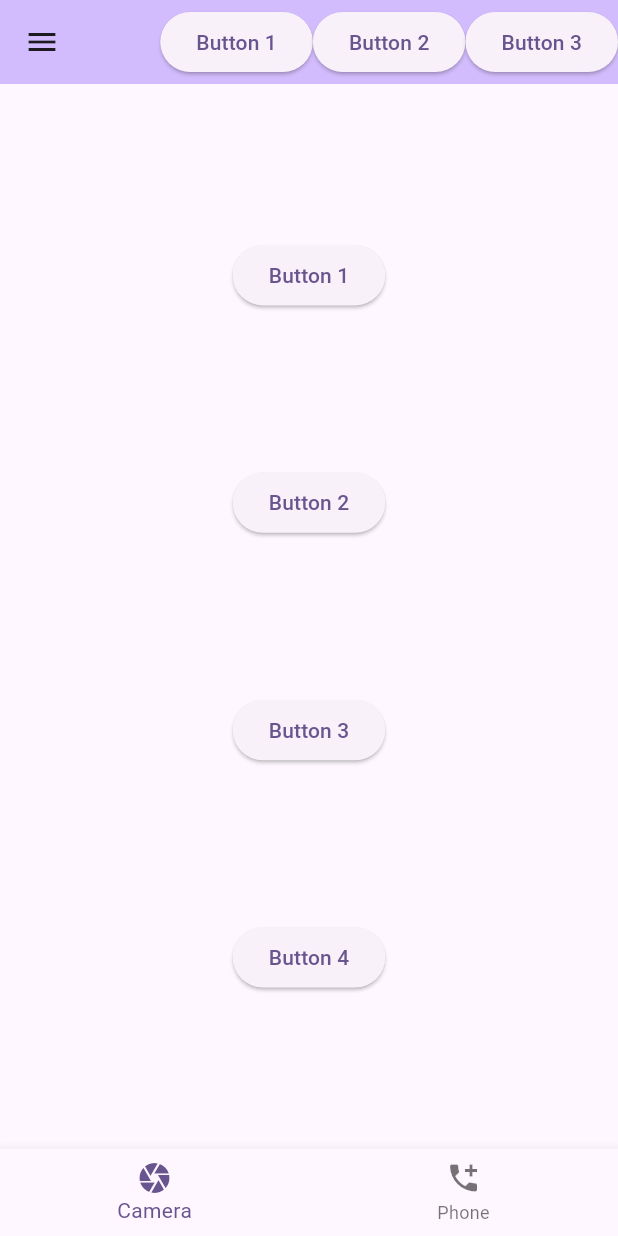
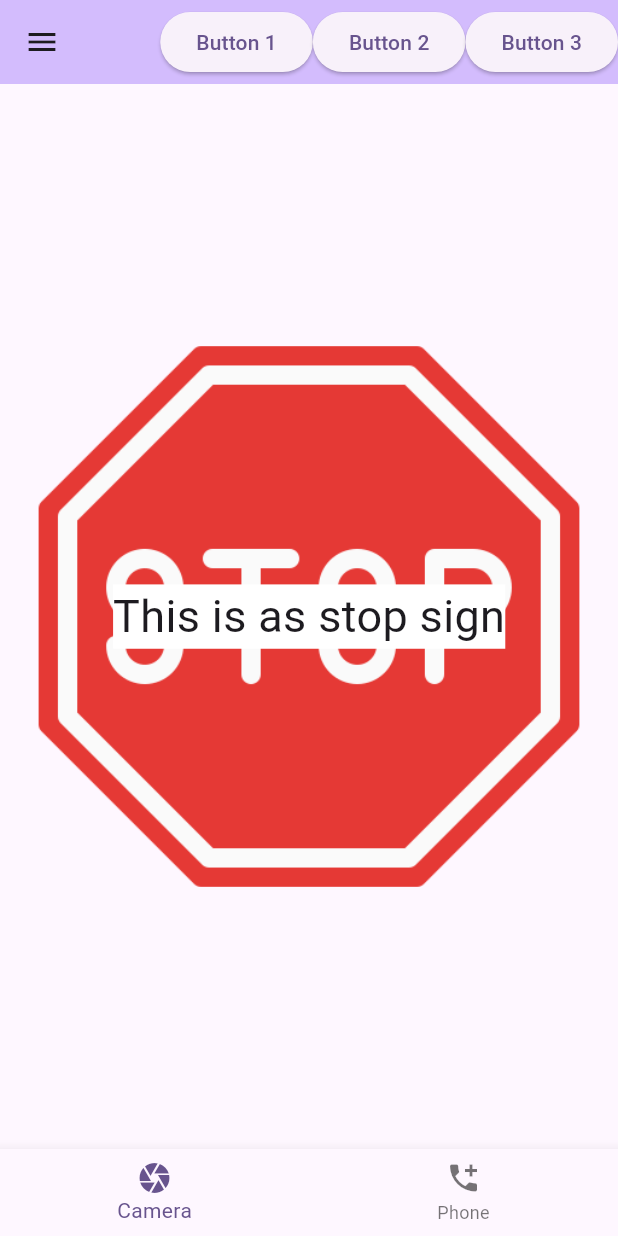
Before and after one commit to cdv188/my_cst2335_labs, a Flutter app: the screen it shows after launch, on a phone screen of 412 x 824 dp. Run offline on Flutter 3.47's test engine with Material 3 defaults, Android fonts, the phone set to English and light mode, and no system bars.

Commit message:
Finished stack

```diff
--- a/lib/main.dart
+++ b/lib/main.dart
@@ -83,16 +83,16 @@ class _MyHomePageState extends State<MyHomePage> {
           ElevatedButton(onPressed: () { }, child: Text("Button 3")),
         ],
       ),
+
       body: Center(
-        child: Column(
-          mainAxisAlignment: MainAxisAlignment.spaceEvenly,
+        child: Stack(
+          alignment: AlignmentDirectional.center,
           children: <Widget>[
-            ElevatedButton(onPressed: () { }, child: Text("Button 1")),
-            ElevatedButton(onPressed: () { }, child: Text("Button 2")),
-            ElevatedButton(onPressed: () { }, child: Text("Button 3")),
-            ElevatedButton(onPressed: () { }, child: Text("Button 4")),
-
-
+            Image.asset("images/stop.png"),
+              Text("This is as stop sign",
+                style: TextStyle(
+                    fontSize: 30.0, backgroundColor:Colors.white),
+              )
 
 /*            TextField(controller: _loginController,
               decoration: InputDecoration(
```
